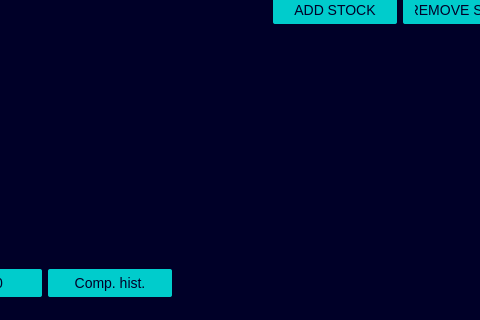
First picture: the form in src/gui/designer/gui_stocktracker.ui, repository candeiassantiago393-spec/StockTracker, before the edit; both pictures show x 98 to 578 and y 400 to 720 of the 1284 by 720 pixel window.
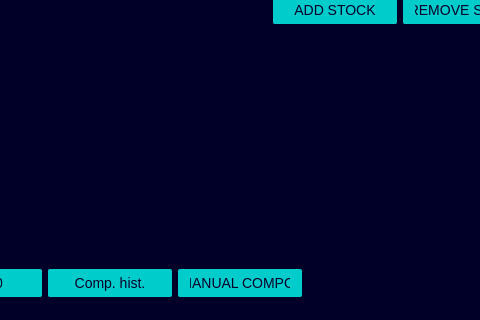
Second picture: the form after the edit. Icons and pictures are not drawn.

Commit message:
feat: add manual component entry without supplier lookup
Adds StockTracker.add_manual_component with duplicate checks, GUI dialog and terminal option 10, plus ADD MANUAL COMPONENT button on the main screen.

```diff
--- a/src/gui/designer/gui_stocktracker.ui
+++ b/src/gui/designer/gui_stocktracker.ui
@@ -870,6 +870,32 @@
          <property name="text"><string>Comp. hist.</string></property>
         </widget>
        </item>
+       <item>
+        <widget class="QPushButton" name="btn_add_manual">
+         <property name="minimumSize"><size><width>124</width><height>0</height></size></property>
+         <property name="styleSheet">
+   <string notr="true">
+QPushButton {
+    min-width: 100px;
+    max-width: 100px;
+    padding: 6px 12px 6px 12px;
+    border-radius: 2px;
+    opacity: 1;
+    text-align: center;
+    background-color: #00CCCC;
+    color: #000028;
+}
+QPushButton:hover {
+    background-color: #00FFB9;
+}
+QPushButton:pressed {
+    background-color: #00E5AA;
+}
+</string>
+         </property>
+         <property name="text"><string>ADD MANUAL COMPONENT</string></property>
+        </widget>
+       </item>
        <item>
         <spacer name="horizontalSpacer_actions">
          <property name="orientation"><enum>Qt::Orientation::Horizontal</enum></property>
```
The commit also changes 7 other files.
